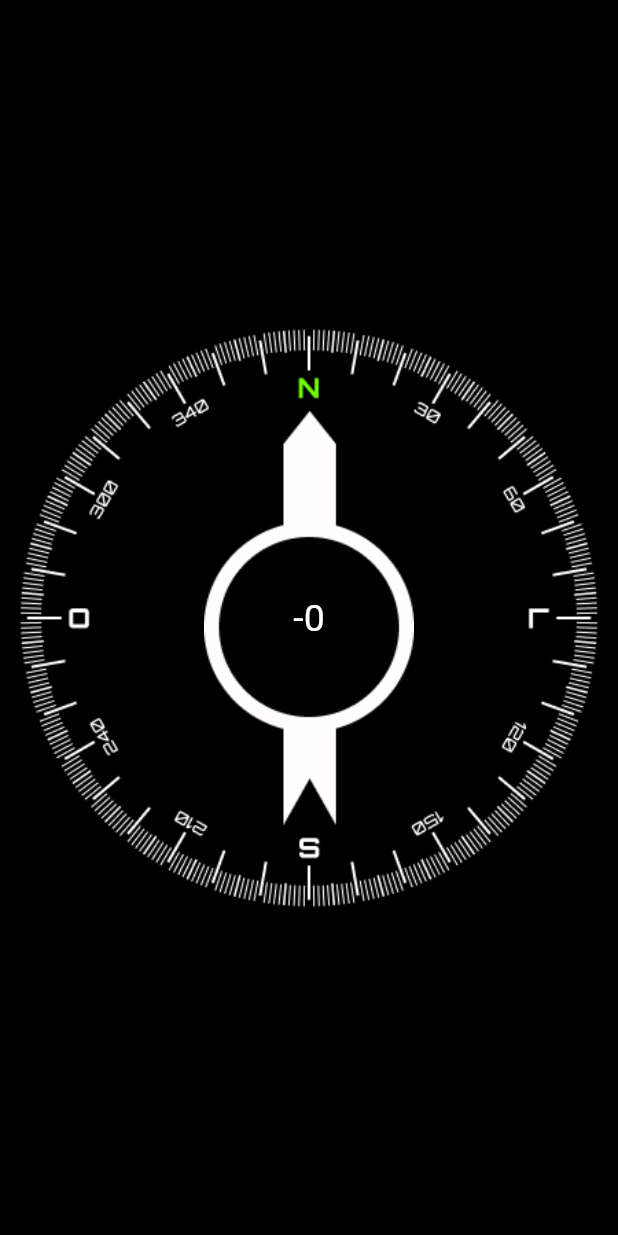
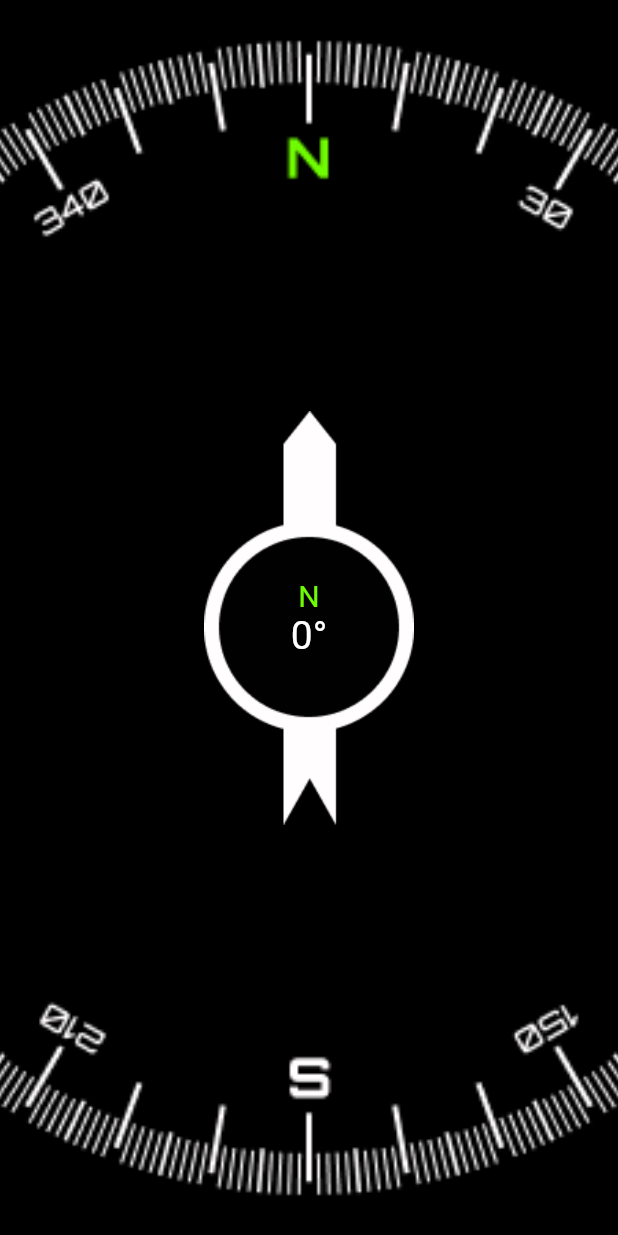
Before and after one commit to DanielErnany/compass, a Flutter app: the screen it shows after launch, on a phone screen of 412 x 824 dp. Run offline on Flutter 3.47's test engine with Material 2 defaults, Android fonts, the phone set to English and light mode, and no system bars; our stand-ins replace bloc, flutter_bloc, sensors_plus; generated files the repository leaves out were written again.

Commit message:
Shows cardinal and collateral points on the watch face

```diff
--- a/lib/counter/view/counter_page.dart
+++ b/lib/counter/view/counter_page.dart
@@ -36,7 +36,9 @@ class _CounterViewState extends State<CounterView> {
   }
 
   void _initSensors() {
-    _magneticSub = magnetometerEventStream().listen((event) {
+    _magneticSub =
+        magnetometerEventStream(samplingPeriod: const Duration(seconds: 1))
+            .listen((event) {
       setState(() {
         _magneticEvent = event;
       });
@@ -60,7 +62,48 @@ class _CounterViewState extends State<CounterView> {
       heading -= 360;
     }
 
-    return heading * -1;
+    if (heading != 0) {
+      heading *= -1;
+    }
+    return heading;
+  }
+
+  String? getCardinalOrCollateralPoint(double degrees) {
+    String? label;
+    final tolerance = 22.5;
+
+    // Normaliza o ângulo para o intervalo [0, 360)
+    final normalizedDegrees = (degrees % 360 + 360) % 360;
+
+    if (normalizedDegrees >= 0 && normalizedDegrees < tolerance) {
+      label = 'N';
+    } else if (normalizedDegrees >= 360 - tolerance ||
+        normalizedDegrees < tolerance) {
+      label = 'N';
+    } else if (normalizedDegrees >= 45 - tolerance &&
+        normalizedDegrees < 45 + tolerance) {
+      label = 'NE';
+    } else if (normalizedDegrees >= 90 - tolerance &&
+        normalizedDegrees < 90 + tolerance) {
+      label = 'L';
+    } else if (normalizedDegrees >= 135 - tolerance &&
+        normalizedDegrees < 135 + tolerance) {
+      label = 'SE';
+    } else if (normalizedDegrees >= 180 - tolerance &&
+        normalizedDegrees < 180 + tolerance) {
+      label = 'S';
+    } else if (normalizedDegrees >= 225 - tolerance &&
+        normalizedDegrees < 225 + tolerance) {
+      label = 'SO';
+    } else if (normalizedDegrees >= 270 - tolerance &&
+        normalizedDegrees < 270 + tolerance) {
+      label = 'O';
+    } else if (normalizedDegrees >= 315 - tolerance &&
+        normalizedDegrees < 315 + tolerance) {
+      label = 'NO';
+    }
+
+    return label;
   }
 
   @override
@@ -75,35 +118,47 @@ class _CounterViewState extends State<CounterView> {
 
     final sizeDevice = MediaQuery.of(context).size;
 
+    final labelCardinalOrColateralPoint = getCardinalOrCollateralPoint(degrees);
+
     return Scaffold(
       backgroundColor: Colors.black,
       body: Stack(
+        alignment: Alignment.center,
         children: [
-          Center(
-            child: Transform.rotate(
+          Transform.rotate(
             angle: angle,
             child: Image.asset(
               'assets/line_background.png',
               height: sizeDevice.height,
               width: sizeDevice.height,
-                fit: BoxFit.contain,
+              fit: BoxFit.cover,
             ),
           ),
-          ),
-          Center(
-            child: Image.asset(
+          Image.asset(
             'assets/dial.png',
             height: sizeDevice.height * 0.7,
           ),
+          Column(
+            mainAxisAlignment: MainAxisAlignment.center,
+            children: [
+              if (labelCardinalOrColateralPoint != null)
+                Text(
+                  labelCardinalOrColateralPoint,
+                  style: TextStyle(
+                    color: labelCardinalOrColateralPoint == 'N'
+                        ? const Color(0xff6FFB01)
+                        : Colors.white,
+                    fontSize: 20,
                   ),
-          Center(
-            child: Text(
-              degrees.toStringAsFixed(0),
+                ),
+              Text(
+                '${degrees.toStringAsFixed(0)}°',
                 style: const TextStyle(
                   color: Colors.white,
-                fontSize: 25,
+                  fontSize: 26,
                 ),
               ),
+            ],
           ),
         ],
       ),
```
Lines whose indentation alone changed are shown as unchanged.
